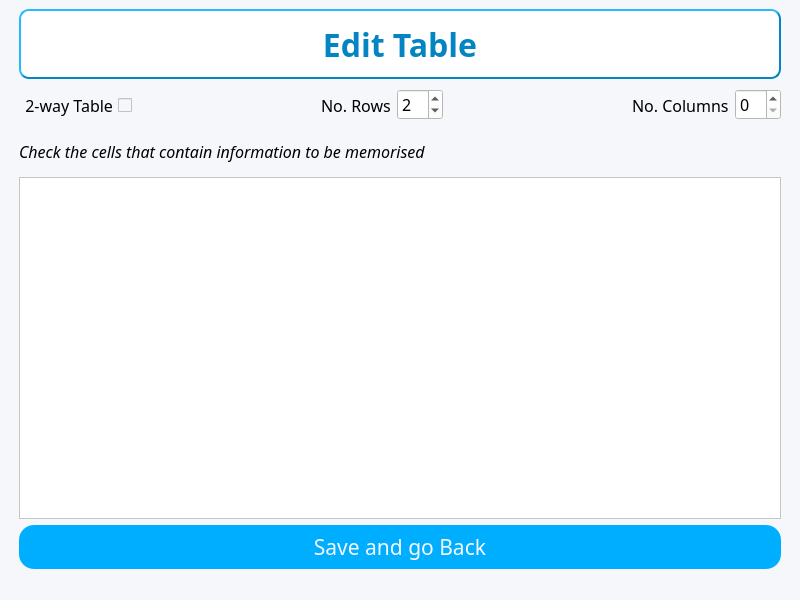
The window that gui/editTable.ui (AlexShem247/note-and-flashcard-maker) describes before a commit, drawn with Qt 5.
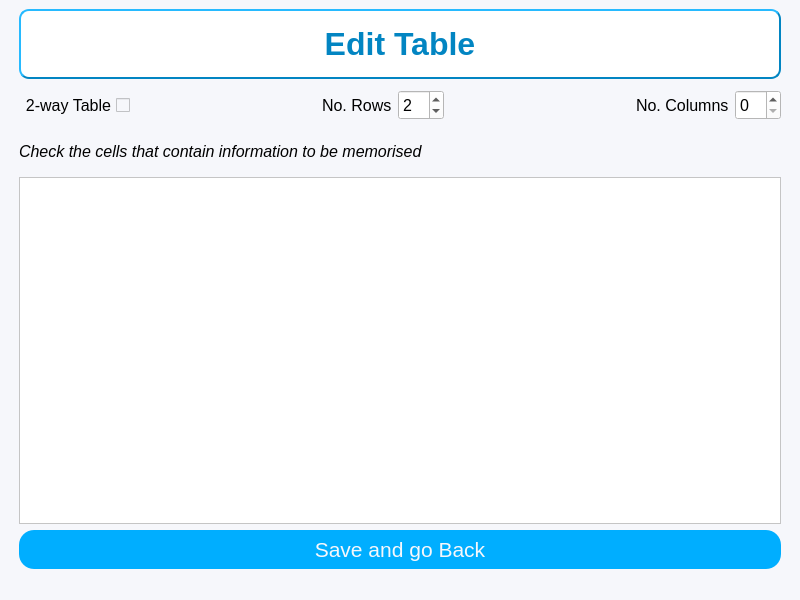
The same window after the commit.

Commit message: Changed Font to MS Shell

```diff
--- a/gui/editTable.ui
+++ b/gui/editTable.ui
@@ -68,7 +68,7 @@
         </property>
         <property name="font">
          <font>
-          <family>Neue Haas Grotesk Text Pro</family>
+          <family>MS Shell Dlg 2</family>
           <pointsize>24</pointsize>
           <weight>75</weight>
           <bold>true</bold>
@@ -102,7 +102,7 @@
           </property>
           <property name="font">
            <font>
-            <family>Neue Haas Grotesk Text Pro</family>
+            <family>MS Shell Dlg 2</family>
             <pointsize>12</pointsize>
            </font>
           </property>
@@ -143,7 +143,7 @@
           </property>
           <property name="font">
            <font>
-            <family>Neue Haas Grotesk Text Pro</family>
+            <family>MS Shell Dlg 2</family>
             <pointsize>12</pointsize>
            </font>
           </property>
@@ -162,7 +162,7 @@
           </property>
           <property name="font">
            <font>
-            <family>Neue Haas Grotesk Text Pro</family>
+            <family>MS Shell Dlg 2</family>
             <pointsize>12</pointsize>
            </font>
           </property>
@@ -206,7 +206,7 @@
           </property>
           <property name="font">
            <font>
-            <family>Neue Haas Grotesk Text Pro</family>
+            <family>MS Shell Dlg 2</family>
             <pointsize>12</pointsize>
            </font>
           </property>
@@ -225,7 +225,7 @@
           </property>
           <property name="font">
            <font>
-            <family>Neue Haas Grotesk Text Pro</family>
+            <family>MS Shell Dlg 2</family>
             <pointsize>12</pointsize>
            </font>
           </property>
@@ -258,7 +258,7 @@
         </property>
         <property name="font">
          <font>
-          <family>Neue Haas Grotesk Text Pro</family>
+          <family>MS Shell Dlg 2</family>
           <pointsize>12</pointsize>
           <italic>true</italic>
          </font>
@@ -272,7 +272,7 @@
        <widget class="QTableWidget" name="table">
         <property name="font">
          <font>
-          <family>Neue Haas Grotesk Text Pro</family>
+          <family>MS Shell Dlg 2</family>
           <pointsize>12</pointsize>
          </font>
         </property>
@@ -288,7 +288,7 @@
         </property>
         <property name="font">
          <font>
-          <family>Neue Haas Grotesk Text Pro</family>
+          <family>MS Shell Dlg 2</family>
           <pointsize>16</pointsize>
           <weight>50</weight>
           <bold>false</bold>
```
The commit also changes 27 other files.
